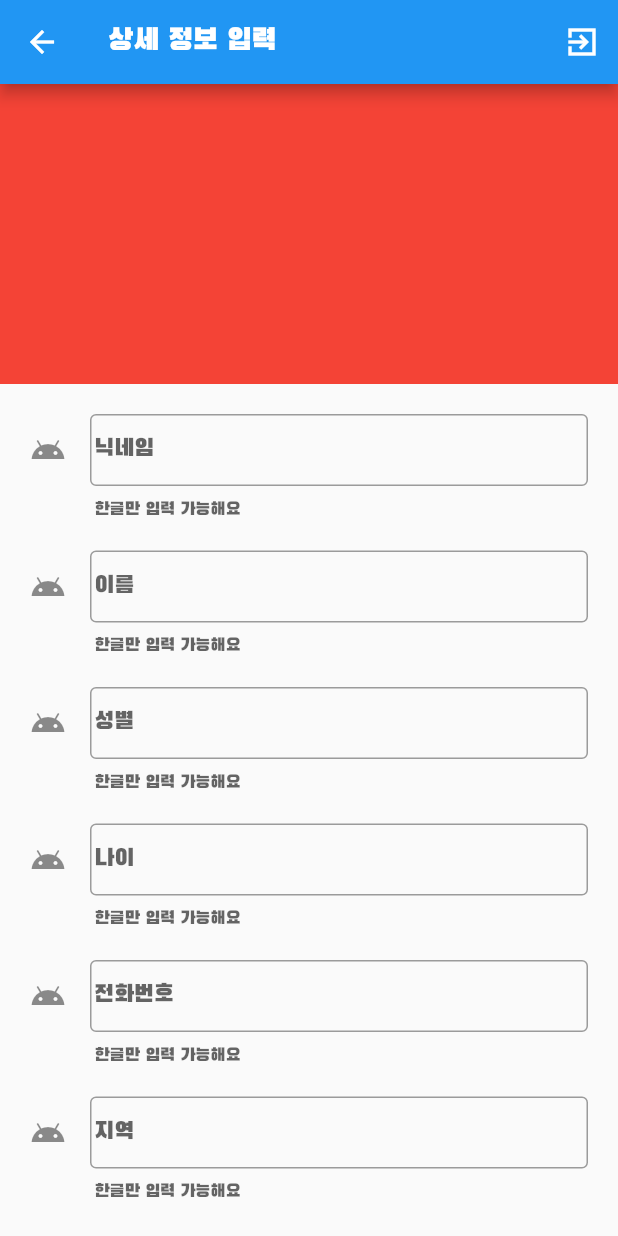
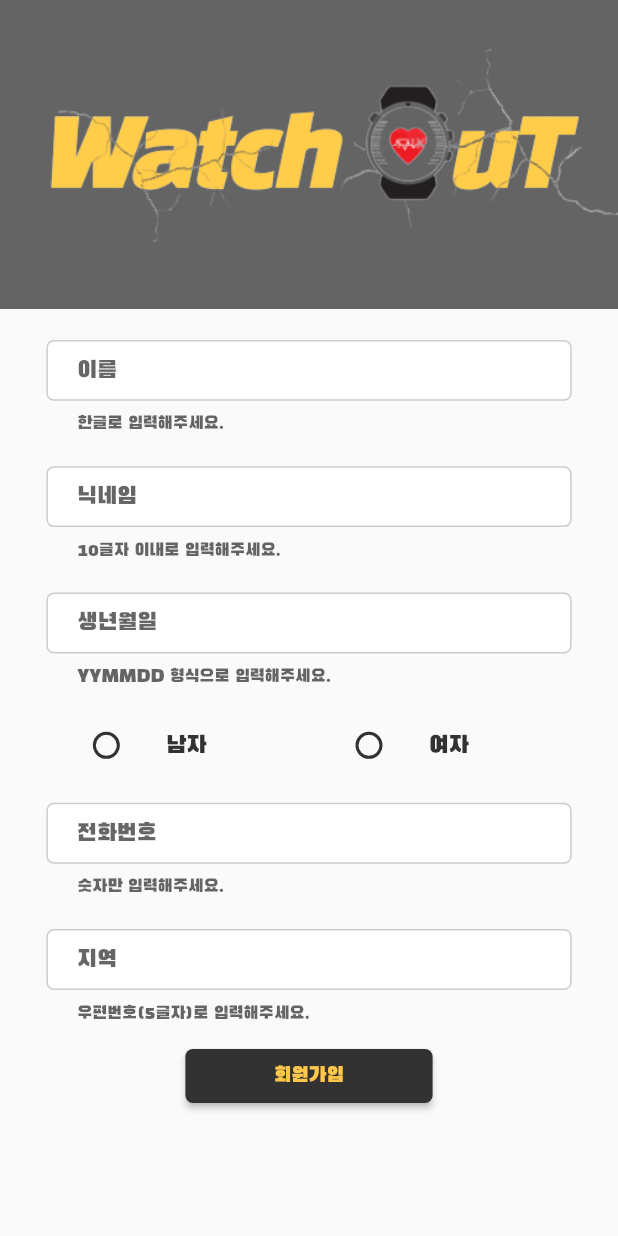
Before and after one commit to TIONBARY/WatchOuT, a Flutter app: the screen it shows once a user with an empty profile is signed in, on a phone screen of 412 x 824 dp. Run offline on Flutter 3.47's test engine with Material 2 defaults, Android fonts, the phone set to English and light mode, and no system bars; our stand-ins replace carousel_slider, cloud_firestore, firebase_auth, firebase_core, flutter_dotenv, flutter_screenutil and 9 more; missing offline and left inert: flutter_background, kakaomap_webview, watch_connectivity; accounts and stored records are empty; network calls fail.

Commit message:
:lipstick: 회원가입 추가정보 입력 페이지 css 수정

```diff
--- a/Frontend/lib/components/login/sign_up.dart
+++ b/Frontend/lib/components/login/sign_up.dart
@@ -2,18 +2,21 @@ import 'package:cloud_firestore/cloud_firestore.dart';
 import 'package:firebase_auth/firebase_auth.dart';
 import 'package:flutter/cupertino.dart';
 import 'package:flutter/material.dart';
+import 'package:homealone/components/login/sign_up_text_field.dart';
+import 'package:homealone/constants.dart';
+import 'package:sizer/sizer.dart';
 
-class SignUpForm extends StatefulWidget {
-  const SignUpForm({
+class SignUp extends StatefulWidget {
+  const SignUp({
     Key? key,
   }) : super(key: key);
 
   @override
-  State<SignUpForm> createState() => _SignupFormState();
+  State<SignUp> createState() => _SignupState();
 }
 
-class _SignupFormState extends State<SignUpForm> {
-  final _SignupFormKey = GlobalKey<FormState>();
+class _SignupState extends State<SignUp> {
+  final _SignupKey = GlobalKey<FormState>();
 
   String? _name = '';
   String? _nickname = '';
@@ -46,7 +49,7 @@ class _SignupFormState extends State<SignUpForm> {
   }
 
   Future<void> _register() async {
-    _SignupFormKey.currentState!.save();
+    _SignupKey.currentState!.save();
     print("nickname은 ${_nickname}");
     db.collection("user").doc("${loggedUser!.uid}").update({
       "nickname": _nickname,
@@ -66,115 +69,134 @@ class _SignupFormState extends State<SignUpForm> {
         FocusScope.of(context).unfocus();
       },
       child: Form(
-        key: _SignupFormKey,
+        key: _SignupKey,
         child: ListView(
           children: [
             Container(
-              // width: 100,
-              height: 200,
-              color: Colors.red,
+              height: 25.h,
+              color: n75Color,
+              child: Container(
+                margin: EdgeInsets.fromLTRB(0, 4.h, 0, 0),
+                child: Image(
+                  image: AssetImage('assets/WatchOuT_Logo.png'),
+                  fit: BoxFit.cover,
                 ),
-            Padding(
-              padding: const EdgeInsets.fromLTRB(20, 20, 20, 0),
-              child: TextField(
-                decoration: InputDecoration(
-                    labelText: "닉네임",
-                    helperText: "한글만 입력 가능해요",
-                    hintText: "닉네임을 입력해주세요.",
-                    icon: Icon(Icons.android),
-                    border: OutlineInputBorder(),
-                    contentPadding: EdgeInsets.all(3)),
-                onChanged: (nickname) {
+              ),
+            ),
+            SignUpTextField(
+              paddings: EdgeInsets.fromLTRB(7.5.w, 2.5.h, 7.5.w, 1.25.h),
+              keyboardtypes: TextInputType.text,
+              hinttexts: '이름',
+              helpertexts: '한글로 입력해주세요.',
+              onchangeds: (name) {
+                _name = name;
+              },
+            ),
+            SignUpTextField(
+              paddings: EdgeInsets.fromLTRB(7.5.w, 1.25.h, 7.5.w, 1.25.h),
+              keyboardtypes: TextInputType.text,
+              hinttexts: '닉네임',
+              helpertexts: '10글자 이내로 입력해주세요.',
+              onchangeds: (nickname) {
                 _nickname = nickname;
               },
             ),
-            ),
-            Padding(
-              padding: const EdgeInsets.fromLTRB(20, 20, 20, 0),
-              child: TextField(
-                decoration: InputDecoration(
-                    labelText: "이름",
-                    helperText: "한글만 입력 가능해요",
-                    hintText: "닉네임을 입력해주세요.",
-                    icon: Icon(Icons.android),
-                    border: OutlineInputBorder(),
-                    contentPadding: EdgeInsets.all(3)),
-                onChanged: (name) {
-                  _name = name;
-                },
-              ),
-            ),
-            Padding(
-              padding: const EdgeInsets.fromLTRB(20, 20, 20, 0),
-              child: TextField(
-                decoration: InputDecoration(
-                    labelText: "성별",
-                    helperText: "한글만 입력 가능해요",
-                    hintText: "닉네임을 입력해주세요.",
-                    icon: Icon(Icons.android),
-                    border: OutlineInputBorder(),
-                    contentPadding: EdgeInsets.all(3)),
-                onChanged: (gender) {
-                  _gender = gender;
-                },
-              ),
-            ),
-            Padding(
-              padding: const EdgeInsets.fromLTRB(20, 20, 20, 0),
-              child: TextField(
-                decoration: InputDecoration(
-                    labelText: "나이",
-                    helperText: "한글만 입력 가능해요",
-                    hintText: "닉네임을 입력해주세요.",
-                    icon: Icon(Icons.android),
-                    border: OutlineInputBorder(),
-                    contentPadding: EdgeInsets.all(3)),
-                onChanged: (age) {
+            SignUpTextField(
+              paddings: EdgeInsets.fromLTRB(7.5.w, 1.25.h, 7.5.w, 1.25.h),
+              keyboardtypes: TextInputType.number,
+              hinttexts: '생년월일',
+              helpertexts: 'YYMMDD 형식으로 입력해주세요.',
+              onchangeds: (age) {
                 _age = age;
               },
             ),
+            Container(
+                padding: EdgeInsets.fromLTRB(7.5.w, 0, 7.5.w, 0),
+                child: Column(children: <Widget>[
+                  Row(
+                    mainAxisAlignment: MainAxisAlignment.spaceAround,
+                    children: [
+                      Expanded(
+                          child: ListTile(
+                        title: const Text(
+                          '남자',
+                          style: TextStyle(
+                            color: nColor,
                           ),
-            Padding(
-              padding: const EdgeInsets.fromLTRB(20, 20, 20, 0),
-              child: TextField(
-                decoration: InputDecoration(
-                    labelText: "전화번호",
-                    helperText: "한글만 입력 가능해요",
-                    hintText: "닉네임을 입력해주세요.",
-                    icon: Icon(Icons.android),
-                    border: OutlineInputBorder(),
-                    contentPadding: EdgeInsets.all(3)),
-                onChanged: (number) {
+                        ),
+                        leading: Radio<String>(
+                          value: "M",
+                          groupValue: _gender,
+                          fillColor: MaterialStateColor.resolveWith(
+                              (states) => nColor),
+                          onChanged: (String? value) {
+                            setState(() {
+                              _gender = value;
+                            });
+                          },
+                        ),
+                      )),
+                      Expanded(
+                          child: ListTile(
+                        title: const Text(
+                          '여자',
+                          style: TextStyle(
+                            color: nColor,
+                          ),
+                        ),
+                        leading: Radio<String>(
+                          value: "F",
+                          groupValue: _gender,
+                          fillColor: MaterialStateColor.resolveWith(
+                              (states) => nColor),
+                          onChanged: (String? value) {
+                            setState(() {
+                              _gender = value;
+                            });
+                          },
+                        ),
+                      )),
+                    ],
+                  )
+                ])),
+            SignUpTextField(
+              paddings: EdgeInsets.fromLTRB(7.5.w, 1.25.h, 7.5.w, 1.25.h),
+              keyboardtypes: TextInputType.number,
+              hinttexts: '전화번호',
+              helpertexts: '숫자만 입력해주세요.',
+              onchangeds: (number) {
                 _phone = number;
               },
             ),
-            ),
-            Padding(
-              padding: const EdgeInsets.fromLTRB(20, 20, 20, 0),
-              child: TextField(
-                decoration: InputDecoration(
-                    labelText: "지역",
-                    helperText: "한글만 입력 가능해요",
-                    hintText: "닉네임을 입력해주세요.",
-                    icon: Icon(Icons.android),
-                    border: OutlineInputBorder(),
-                    contentPadding: EdgeInsets.all(3)),
-                onChanged: (region) {
+            SignUpTextField(
+              paddings: EdgeInsets.fromLTRB(7.5.w, 1.25.h, 7.5.w, 1.25.h),
+              keyboardtypes: TextInputType.number,
+              hinttexts: '지역',
+              helpertexts: '우편번호(5글자)로 입력해주세요.',
+              onchangeds: (region) {
                 _region = region;
               },
             ),
+            Container(
+              padding: EdgeInsets.fromLTRB(30.w, 0, 30.w, 0),
+              child: ElevatedButton(
+                style: ElevatedButton.styleFrom(
+                  backgroundColor: nColor,
+                  shape: RoundedRectangleBorder(
+                      borderRadius: BorderRadius.circular(5)),
                 ),
-            Container(
-              margin: const EdgeInsets.only(top: 16.0),
-              alignment: Alignment.centerRight,
-              child: OutlinedButton(
                 onPressed: () {
                   _register();
                   Navigator.pop(context);
                 },
-                child: Text('회원가입'),
+                child: Text(
+                  '회원가입',
+                  style: TextStyle(
+                    color: yColor,
                   ),
-            )
+                ),
+              ),
+            ),
           ],
         ),
       ),
--- /dev/null
+++ b/Frontend/lib/components/login/sign_up_text_field.dart
@@ -0,0 +1,49 @@
+import 'package:flutter/material.dart';
+import 'package:homealone/constants.dart';
+import 'package:sizer/sizer.dart';
+
+class SignUpTextField extends StatelessWidget {
+  const SignUpTextField({
+    Key? key,
+    required this.paddings,
+    required this.keyboardtypes,
+    required this.hinttexts,
+    required this.helpertexts,
+    required this.onchangeds,
+  }) : super(key: key);
+
+  final paddings;
+  final keyboardtypes;
+  final hinttexts;
+  final helpertexts;
+  final onchangeds;
+
+  @override
+  Widget build(BuildContext context) {
+    return Container(
+      padding: paddings,
+      child: TextFormField(
+        keyboardType: keyboardtypes,
+        textInputAction: TextInputAction.next,
+        cursorColor: nColor,
+        decoration: InputDecoration(
+          isCollapsed: true,
+          hintText: hinttexts,
+          helperText: helpertexts,
+          contentPadding: EdgeInsets.fromLTRB(5.w, 1.25.h, 5.w, 1.25.h),
+          enabledBorder: OutlineInputBorder(
+            borderRadius: BorderRadius.all(Radius.circular(5)),
+            borderSide: BorderSide(color: n25Color),
+          ),
+          filled: true,
+          fillColor: Colors.white,
+          focusedBorder: OutlineInputBorder(
+            borderRadius: BorderRadius.all(Radius.circular(5)),
+            borderSide: BorderSide(color: nColor),
+          ),
+        ),
+        onChanged: onchangeds,
+      ),
+    );
+  }
+}
--- a/Frontend/lib/constants.dart
+++ b/Frontend/lib/constants.dart
@@ -1,6 +1,7 @@
 import 'package:flutter/material.dart';
 
 const nColor = Color(0xFF323232);
+const n75Color = Color(0xBF323232);
 const n50Color = Color(0x80323232);
 const n25Color = Color(0x40323232);
 const yColor = Color(0xFFFFC84B);
--- a/Frontend/lib/googleLogin/login_page.dart
+++ b/Frontend/lib/googleLogin/login_page.dart
@@ -25,7 +25,7 @@ class _LoginPageState extends State<LoginPage> {
             mainAxisAlignment: MainAxisAlignment.center,
             children: <Widget>[
               const Text(
-                'Watch OuT',
+                'WatchOuT',
                 style: TextStyle(
                     fontSize: 50.0, fontWeight: FontWeight.bold, color: yColor),
               ),
--- a/Frontend/lib/googleLogin/user_info_page.dart
+++ b/Frontend/lib/googleLogin/sign_up_page.dart
@@ -5,14 +5,14 @@ import 'package:flutter/material.dart';
 
 import '../components/login/sign_up.dart';
 
-class userInfoPage extends StatefulWidget {
-  const userInfoPage({Key? key}) : super(key: key);
+class SignUpPage extends StatefulWidget {
+  const SignUpPage({Key? key}) : super(key: key);
 
   @override
-  State<userInfoPage> createState() => _userInfoPageState();
+  State<SignUpPage> createState() => _SignUpPageState();
 }
 
-class _userInfoPageState extends State<userInfoPage> {
+class _SignUpPageState extends State<SignUpPage> {
   final FirebaseAuth _authentication = FirebaseAuth.instance;
   User? loggedUser;
   FirebaseFirestore db = FirebaseFirestore.instance;
@@ -41,28 +41,21 @@ class _userInfoPageState extends State<userInfoPage> {
   Widget build(BuildContext context) {
     return Scaffold(
       resizeToAvoidBottomInset: false,
-      appBar: AppBar(
-        title: Text('상세 정보 입력'),
-        actions: [
-          IconButton(
-            icon: Icon(
-              Icons.exit_to_app_sharp,
-              color: Colors.white,
-            ),
-            onPressed: () {
-              _authentication.signOut();
-            },
-          )
-        ],
-      ),
+      // appBar: AppBar(
+      //   title: Text(
+      //     '회원가입',
+      //     style: TextStyle(color: yColor, fontSize: 20.sp),
+      //   ),
+      //   centerTitle: true,
+      //   backgroundColor: nColor,
+      // ),
       body: GestureDetector(
         onTap: () {
           FocusScope.of(context).unfocus();
         },
-        child: SignUpForm(),
+        child: SignUp(),
       ),
     );
-    // }
   }
 
   Widget _handleCurrentScreen() {
--- a/Frontend/lib/googleLogin/tab_bar_page.dart
+++ b/Frontend/lib/googleLogin/tab_bar_page.dart
@@ -1,7 +1,7 @@
 import 'package:cloud_firestore/cloud_firestore.dart';
 import 'package:firebase_auth/firebase_auth.dart';
 import 'package:flutter/material.dart';
-import 'package:homealone/googleLogin/user_info_page.dart';
+import 'package:homealone/googleLogin/sign_up_page.dart';
 import 'package:homealone/pages/safe_area_cctv_page.dart';
 import 'package:homealone/providers/user_provider.dart';
 import 'package:provider/provider.dart';
@@ -35,7 +35,7 @@ class _TabNavBarState extends State<TabNavBar> {
     if (!check) {
       print("너 왜 가입 안했냐?");
       Navigator.push(
-          context, MaterialPageRoute(builder: (context) => userInfoPage()));
+          context, MaterialPageRoute(builder: (context) => SignUpPage()));
     }
   }
 
@@ -120,7 +120,7 @@ class _TabNavBarState extends State<TabNavBar> {
                           SetPage(),
                         ],
                       ),
-                    )
+                    ),
                   ],
                 ),
               );
--- a/Frontend/lib/main.dart
+++ b/Frontend/lib/main.dart
@@ -66,7 +66,7 @@ class _MyAppState extends State<MyApp> {
     return Sizer(builder: (context, orientation, deviceType) {
       return MaterialApp(
         debugShowCheckedModeBanner: false,
-        title: 'WatchOut',
+        title: 'WatchOuT',
         theme: ThemeData(
           fontFamily: 'HanSan',
           primarySwatch: Colors.blue,
@@ -85,7 +85,7 @@ class HomePage extends StatelessWidget {
   @override
   Widget build(BuildContext context) {
     return MaterialApp(
-      title: 'WatchOut',
+      title: 'WatchOuT',
       theme: ThemeData(
         fontFamily: 'HanSan',
         primarySwatch: Colors.blue,
--- a/Frontend/pubspec.yaml
+++ b/Frontend/pubspec.yaml
@@ -58,6 +58,7 @@ dependencies:
   path_provider: ^2.0.11
   provider: ^6.0.4
   flutter_background: ^1.1.0
+  flutter_svg: ^1.1.3
 
 dev_dependencies:
   flutter_test:
```
Also changed, not shown: Frontend/assets/WatchOuT_Logo.png (added), Frontend/assets/WatchOuT_Logo2.png (added), Frontend/assets/WatchOuT_Logo3.png (added), Frontend/pubspec.lock. Lines whose indentation alone changed are shown as unchanged.
